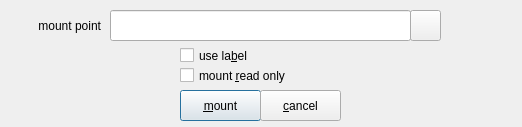
This is zuluMount-gui/mountpartition.ui in mhogomchungu/zuluCrypt as Qt 5 draws it before an edit. The edited form follows.
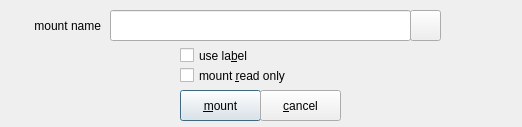
This is the edited form.

Commit message: move mount point path to /run/media + other enhancements

```diff
--- a/zuluMount-gui/mountpartition.ui
+++ b/zuluMount-gui/mountpartition.ui
@@ -23,7 +23,7 @@
     </rect>
    </property>
    <property name="text">
-    <string>mount point</string>
+    <string>mount name</string>
    </property>
    <property name="alignment">
     <set>Qt::AlignRight|Qt::AlignTrailing|Qt::AlignVCenter</set>
```
The commit also changes 28 other files.
